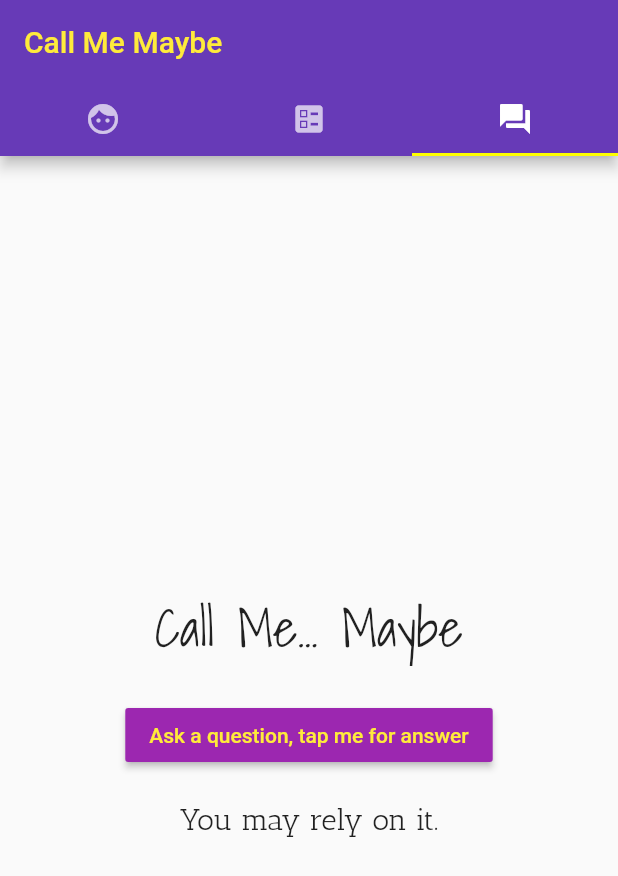
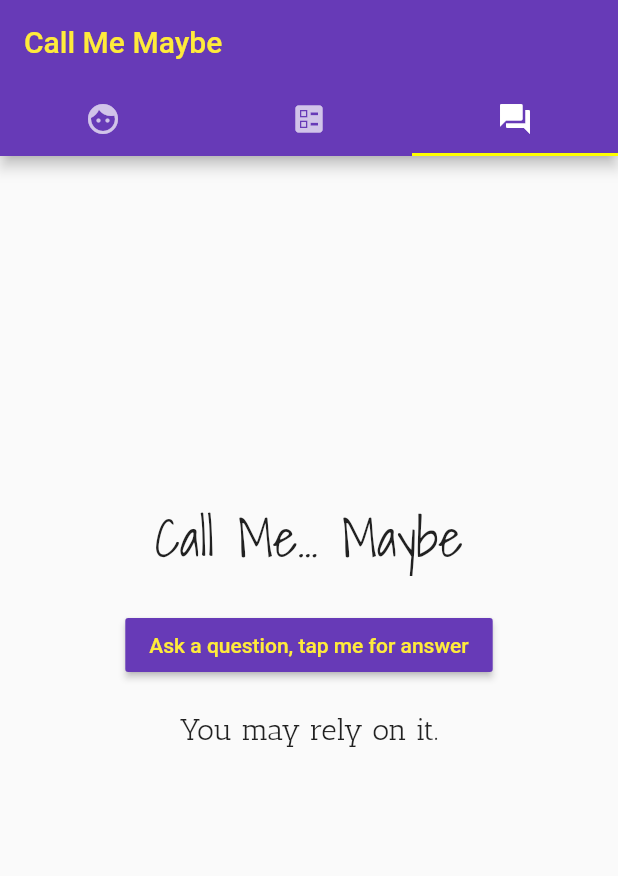
Before and after one commit to pstumbaugh/CallMeMaybe, a Flutter app: the screen it shows after launch, tab 3 chosen, after a tap on "Ask a question, tap me for answer", on a phone screen of 412 x 824 dp. Shown: the top 876 px of the screen. Run offline on Flutter 3.47's test engine with Material 2 defaults, Android fonts, the phone set to English and light mode, and no system bars; missing offline and left inert: email_launcher.

Commit message:
updated question.dart default answer

```diff
--- a/project3/lib/question.dart
+++ b/project3/lib/question.dart
@@ -8,13 +8,16 @@ class Question extends StatefulWidget {
 }
 
 class _QuestionState extends State<Question> {
+  bool answerCounter = false; //if first answer = false
   Widget build(BuildContext context) {
     List<Answers> myAnswersList = populateAnswers(); //populate answers list
-    return Column(
+    return Padding(
+      padding: const EdgeInsets.only(bottom: 100.0),
+      child: Column(
         mainAxisAlignment: MainAxisAlignment.center,
         children: [
           Padding(
-          padding: EdgeInsets.all(20),
+            padding: EdgeInsets.only(bottom: 20.0),
             child: Column(
               children: [
                 Padding(
@@ -22,7 +25,7 @@ class _QuestionState extends State<Question> {
                   child: Text("Call Me... Maybe", style: Styles.headline1),
                 ),
                 RaisedButton(
-                  color: Colors.purple,
+                    color: Colors.deepPurple,
                     textColor: Colors.yellow,
                     splashColor: Colors.purpleAccent,
                     onPressed: () {
@@ -37,12 +40,18 @@ class _QuestionState extends State<Question> {
           ),
           Text(getNewAnswer(myAnswersList), style: Styles.headline2)
         ],
+      ),
     );
   }
 
 //gets a new answer from our answers list.
   String getNewAnswer(List<Answers> myAnswersList) {
+    if (answerCounter == false) {
+      answerCounter = true; //switch counter to true
+      return "Go ahead, hit that button!";
+    } else {
       String newAnswer = randomAnswer(myAnswersList);
       return newAnswer;
     }
   }
+}
```
Lines whose indentation alone changed are shown as unchanged.
